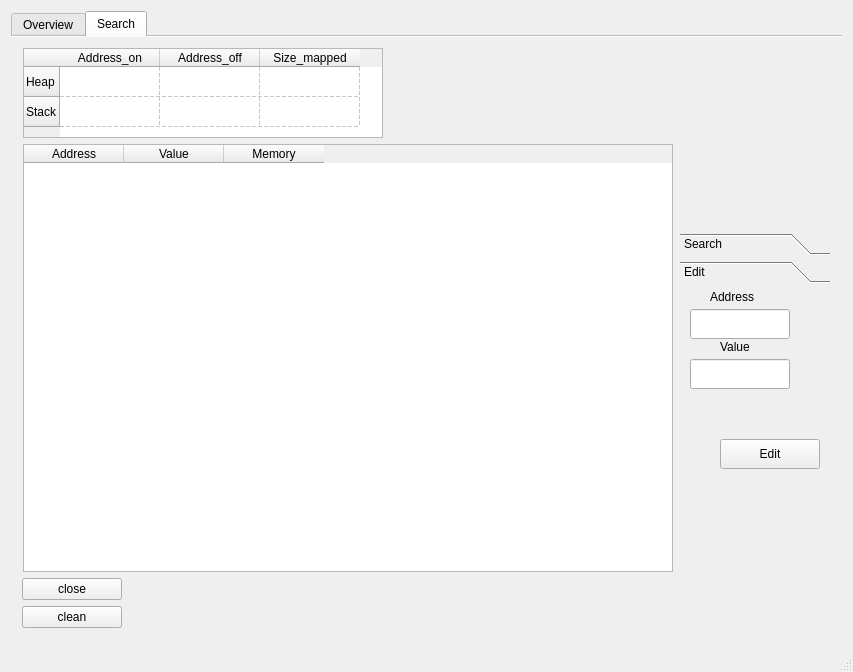
Before: the Qt Designer form src/gui/mainwindow.ui in mentebinaria/maProc, drawn with Qt 5.
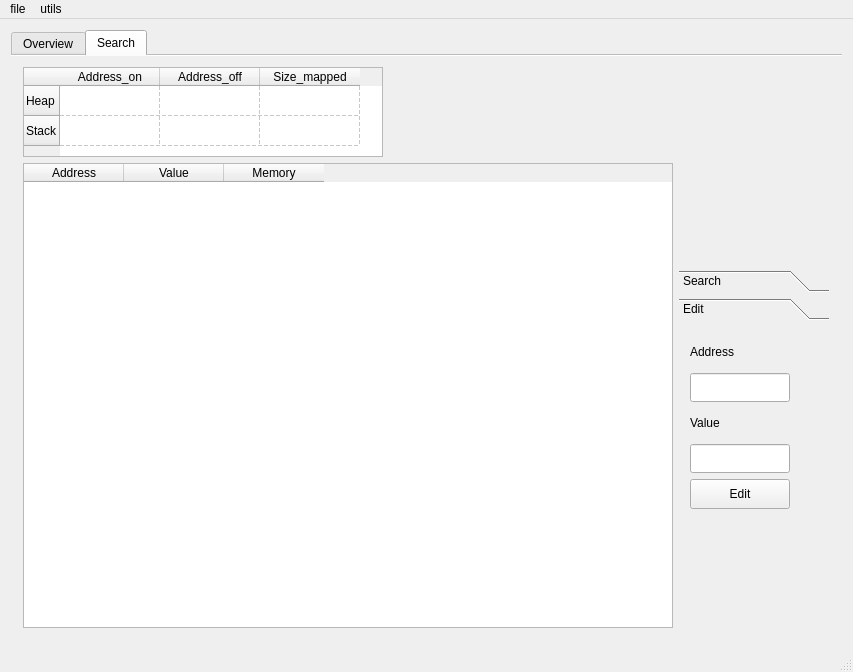
After: the same form once the commit is applied. The open tabs and pages were chosen to show the change.

```diff
--- a/src/gui/mainwindow.ui
+++ b/src/gui/mainwindow.ui
@@ -14,12 +14,18 @@
    <string>maproc v1.0</string>
   </property>
   <widget class="QWidget" name="centralWidget">
-   <layout class="QHBoxLayout" name="horizontalLayout">
+   <layout class="QVBoxLayout" name="verticalLayout">
     <item>
      <widget class="QTabWidget" name="MenuView">
       <property name="enabled">
        <bool>true</bool>
       </property>
+      <property name="maximumSize">
+       <size>
+        <width>1280</width>
+        <height>720</height>
+       </size>
+      </property>
       <property name="contextMenuPolicy">
        <enum>Qt::NoContextMenu</enum>
       </property>
@@ -221,64 +227,9 @@
        <attribute name="title">
         <string>Search</string>
        </attribute>
-       <layout class="QVBoxLayout" name="verticalLayout_3">
-        <item>
+       <layout class="QGridLayout" name="gridLayout">
+        <item row="0" column="0">
          <layout class="QGridLayout" name="grid_Mapping">
-          <item row="4" column="1">
-           <widget class="QTableWidget" name="viewAddress">
-            <property name="enabled">
-             <bool>true</bool>
-            </property>
-            <property name="sizePolicy">
-             <sizepolicy hsizetype="Expanding" vsizetype="Expanding">
-              <horstretch>100</horstretch>
-              <verstretch>100</verstretch>
-             </sizepolicy>
-            </property>
-            <property name="minimumSize">
-             <size>
-              <width>400</width>
-              <height>400</height>
-             </size>
-            </property>
-            <property name="maximumSize">
-             <size>
-              <width>650</width>
-              <height>1200</height>
-             </size>
-            </property>
-            <property name="sizeIncrement">
-             <size>
-              <width>500</width>
-              <height>100</height>
-             </size>
-            </property>
-            <property name="cursor" stdset="0">
-             <cursorShape>ArrowCursor</cursorShape>
-            </property>
-            <property name="showGrid">
-             <bool>true</bool>
-            </property>
-            <property name="gridStyle">
-             <enum>Qt::DashLine</enum>
-            </property>
-            <column>
-             <property name="text">
-              <string>Address</string>
-             </property>
-            </column>
-            <column>
-             <property name="text">
-              <string>Value</string>
-             </property>
-            </column>
-            <column>
-             <property name="text">
-              <string>Memory</string>
-             </property>
-            </column>
-           </widget>
-          </item>
           <item row="4" column="2">
            <widget class="QToolBox" name="tools">
             <property name="maximumSize">
@@ -302,6 +253,8 @@
              <attribute name="label">
               <string>Search</string>
              </attribute>
+             <layout class="QVBoxLayout" name="verticalLayout_3">
+              <item>
              <widget class="QComboBox" name="type">
               <property name="geometry">
                <rect>
@@ -404,6 +357,8 @@
                <string>search</string>
               </property>
              </widget>
+              </item>
+             </layout>
             </widget>
             <widget class="QWidget" name="page_2">
              <property name="geometry">
@@ -417,15 +372,16 @@
              <attribute name="label">
               <string>Edit</string>
              </attribute>
+             <layout class="QVBoxLayout" name="verticalLayout_4">
+              <item>
+               <widget class="QLabel" name="address_label">
+                <property name="text">
+                 <string>Address</string>
+                </property>
+               </widget>
+              </item>
+              <item>
              <widget class="QLineEdit" name="address">
-              <property name="geometry">
-               <rect>
-                <x>10</x>
-                <y>20</y>
-                <width>100</width>
-                <height>30</height>
-               </rect>
-              </property>
               <property name="maximumSize">
                <size>
                 <width>100</width>
@@ -433,15 +389,16 @@
                </size>
               </property>
              </widget>
+              </item>
+              <item>
+               <widget class="QLabel" name="value_label">
+                <property name="text">
+                 <string>Value</string>
+                </property>
+               </widget>
+              </item>
+              <item>
              <widget class="QLineEdit" name="value">
-              <property name="geometry">
-               <rect>
-                <x>10</x>
-                <y>70</y>
-                <width>100</width>
-                <height>30</height>
-               </rect>
-              </property>
               <property name="maximumSize">
                <size>
                 <width>100</width>
@@ -449,15 +406,9 @@
                </size>
               </property>
              </widget>
+              </item>
+              <item>
              <widget class="QPushButton" name="editButton">
-              <property name="geometry">
-               <rect>
-                <x>40</x>
-                <y>150</y>
-                <width>100</width>
-                <height>30</height>
-               </rect>
-              </property>
               <property name="minimumSize">
                <size>
                 <width>100</width>
@@ -474,32 +425,8 @@
                <string>Edit</string>
               </property>
              </widget>
-             <widget class="QLabel" name="address_label">
-              <property name="geometry">
-               <rect>
-                <x>30</x>
-                <y>0</y>
-                <width>61</width>
-                <height>15</height>
-               </rect>
-              </property>
-              <property name="text">
-               <string>Address</string>
-              </property>
-             </widget>
-             <widget class="QLabel" name="value_label">
-              <property name="geometry">
-               <rect>
-                <x>40</x>
-                <y>50</y>
-                <width>61</width>
-                <height>15</height>
-               </rect>
-              </property>
-              <property name="text">
-               <string>Value</string>
-              </property>
-             </widget>
+              </item>
+             </layout>
             </widget>
            </widget>
           </item>
@@ -562,40 +489,63 @@
             </column>
            </widget>
           </item>
+          <item row="4" column="1">
+           <widget class="QTableWidget" name="viewAddress">
+            <property name="enabled">
+             <bool>true</bool>
+            </property>
+            <property name="sizePolicy">
+             <sizepolicy hsizetype="Expanding" vsizetype="Expanding">
+              <horstretch>0</horstretch>
+              <verstretch>0</verstretch>
+             </sizepolicy>
+            </property>
+            <property name="minimumSize">
+             <size>
+              <width>0</width>
+              <height>0</height>
+             </size>
+            </property>
+            <property name="maximumSize">
+             <size>
+              <width>650</width>
+              <height>10000</height>
+             </size>
+            </property>
+            <property name="sizeIncrement">
+             <size>
+              <width>0</width>
+              <height>0</height>
+             </size>
+            </property>
+            <property name="cursor" stdset="0">
+             <cursorShape>ArrowCursor</cursorShape>
+            </property>
+            <property name="showGrid">
+             <bool>true</bool>
+            </property>
+            <property name="gridStyle">
+             <enum>Qt::DashLine</enum>
+            </property>
+            <column>
+             <property name="text">
+              <string>Address</string>
+             </property>
+            </column>
+            <column>
+             <property name="text">
+              <string>Value</string>
+             </property>
+            </column>
+            <column>
+             <property name="text">
+              <string>Memory</string>
+             </property>
+            </column>
+           </widget>
+          </item>
          </layout>
         </item>
-        <item>
-         <widget class="QPushButton" name="closeButton">
-          <property name="maximumSize">
-           <size>
-            <width>100</width>
-            <height>16777215</height>
-           </size>
-          </property>
-          <property name="cursor">
-           <cursorShape>PointingHandCursor</cursorShape>
-          </property>
-          <property name="text">
-           <string>close</string>
-          </property>
-         </widget>
-        </item>
-        <item>
-         <widget class="QPushButton" name="cleanButton">
-          <property name="maximumSize">
-           <size>
-            <width>100</width>
-            <height>40</height>
-           </size>
-          </property>
-          <property name="cursor">
-           <cursorShape>PointingHandCursor</cursorShape>
-          </property>
-          <property name="text">
-           <string>clean</string>
-          </property>
-         </widget>
-        </item>
        </layout>
       </widget>
      </widget>
@@ -603,6 +553,52 @@
    </layout>
   </widget>
   <widget class="QStatusBar" name="statusBar"/>
+  <widget class="QMenuBar" name="menuBar">
+   <property name="geometry">
+    <rect>
+     <x>0</x>
+     <y>0</y>
+     <width>853</width>
+     <height>29</height>
+    </rect>
+   </property>
+   <widget class="QMenu" name="menuclean_2">
+    <property name="title">
+     <string>utils</string>
+    </property>
+    <addaction name="cleanButton"/>
+    <addaction name="closeButton"/>
+   </widget>
+   <widget class="QMenu" name="menufile">
+    <property name="title">
+     <string>file</string>
+    </property>
+    <addaction name="newButton"/>
+    <addaction name="pidButton_2"/>
+   </widget>
+   <addaction name="menufile"/>
+   <addaction name="menuclean_2"/>
+  </widget>
+  <action name="cleanButton">
+   <property name="text">
+    <string>clean</string>
+   </property>
+  </action>
+  <action name="closeButton">
+   <property name="text">
+    <string>close</string>
+   </property>
+  </action>
+  <action name="pidButton_2">
+   <property name="text">
+    <string>pid</string>
+   </property>
+  </action>
+  <action name="newButton">
+   <property name="text">
+    <string>new</string>
+   </property>
+  </action>
  </widget>
  <layoutdefault spacing="6" margin="11"/>
  <resources/>
```
Left out of the diff: 54 changed lines with no effect on the pictures. Lines whose indentation alone changed are shown as unchanged.
